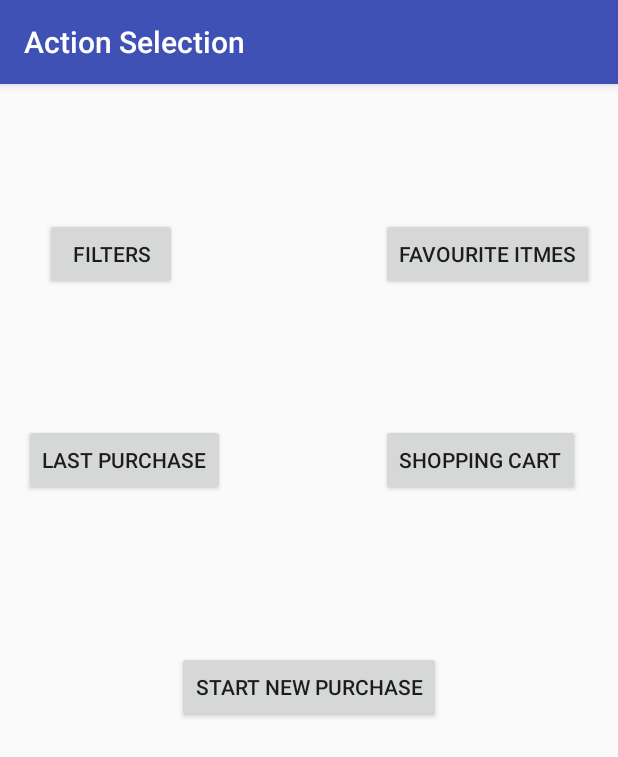
After one commit to alexmoser/MaPS_project, an Android app: the ActionSelection screen opened directly, with no data from a screen before it, on a phone screen of 412 x 824 dp. The commit adds this screen. Shown: the top 757 px of the screen. Run offline under Robolectric (Android 15) with nearby library versions, the phone set to English and light mode, and no system bars.

Commit message:
Creazione interfaccia principale. Aggiunta nuove activity e pulsanti relativi. Creazione di alcuni menu delle activity. Gestione login e registrazione usando file memoria esterna telefono (da modificare successivamente con database in remoto).

```diff
--- a/MaPS/app/src/main/java/com/maps/unipi/maps/MainActivity.java
+++ b/MaPS/app/src/main/java/com/maps/unipi/maps/MainActivity.java
@@ -84,7 +84,8 @@ public class MainActivity extends AppCompatActivity {
                     toast.show();
                     br.close();
                     f.close();
-                    return; //TODO gestione nuova activity
+                    Intent action_selection = new Intent(this, ActionSelection.class);
+                    startActivity(action_selection);
                 }
             }
             Log.d("debug", "1");
--- a/MaPS/app/src/main/java/com/maps/unipi/maps/Registration.java
+++ b/MaPS/app/src/main/java/com/maps/unipi/maps/Registration.java
@@ -1,6 +1,7 @@
 package com.maps.unipi.maps;
 
 import android.content.Context;
+import android.content.Intent;
 import android.content.res.Resources;
 import android.os.Environment;
 import android.support.v7.app.AppCompatActivity;
@@ -97,8 +98,8 @@ public class Registration extends AppCompatActivity{
         toast = Toast.makeText(context, msg, duration);
         toast.show();
 
-
-
+        Intent action_selection = new Intent(this, ActionSelection.class);
+        startActivity(action_selection);
     }
 
 
--- /dev/null
+++ b/MaPS/app/src/main/res/layout/activity_action_selection.xml
@@ -0,0 +1,59 @@
+<?xml version="1.0" encoding="utf-8"?>
+<RelativeLayout xmlns:android="http://schemas.android.com/apk/res/android"
+    xmlns:tools="http://schemas.android.com/tools"
+    android:layout_width="match_parent"
+    android:layout_height="match_parent"
+    android:paddingBottom="@dimen/activity_vertical_margin"
+    android:paddingLeft="@dimen/activity_horizontal_margin"
+    android:paddingRight="@dimen/activity_horizontal_margin"
+    android:paddingTop="@dimen/activity_vertical_margin"
+    tools:context="com.maps.unipi.maps.ActionSelection">
+
+    <Button
+        android:layout_width="wrap_content"
+        android:layout_height="wrap_content"
+        android:text="@string/filter"
+        android:id="@+id/selection_b_filter"
+        android:layout_marginTop="73dp"
+        android:layout_alignParentTop="true"
+        android:layout_toStartOf="@+id/selection_b_newPurch"
+        android:onClick="onClickFilters" />
+
+    <Button
+        android:layout_width="wrap_content"
+        android:layout_height="wrap_content"
+        android:text="@string/favourite_itmes"
+        android:id="@+id/selection_b_favItems"
+        android:layout_alignTop="@+id/selection_b_filter"
+        android:layout_alignParentEnd="true"
+        android:onClick="onClickFavouriteItems" />
+
+    <Button
+        android:layout_width="wrap_content"
+        android:layout_height="wrap_content"
+        android:text="@string/last_purchase"
+        android:id="@+id/selection_b_lastPurch"
+        android:layout_below="@+id/selection_b_filter"
+        android:layout_alignParentStart="true"
+        android:layout_marginTop="89dp"
+        android:onClick="onClickLastPurchase" />
+
+    <Button
+        android:layout_width="wrap_content"
+        android:layout_height="wrap_content"
+        android:text="@string/shopping_cart"
+        android:id="@+id/selection_b_shopCart"
+        android:layout_alignTop="@+id/selection_b_lastPurch"
+        android:layout_alignStart="@+id/selection_b_favItems"
+        android:onClick="onClickShoppingCart" />
+
+    <Button
+        android:layout_width="wrap_content"
+        android:layout_height="wrap_content"
+        android:text="Start new purchase"
+        android:id="@+id/selection_b_newPurch"
+        android:layout_below="@+id/selection_b_lastPurch"
+        android:layout_centerHorizontal="true"
+        android:layout_marginTop="103dp"
+        android:onClick="onClickNewPurchase" />
+</RelativeLayout>
--- a/MaPS/app/src/main/res/values/strings.xml
+++ b/MaPS/app/src/main/res/values/strings.xml
@@ -14,4 +14,15 @@
     <string name="success">Success!</string>
     <string name="unsuccess">Data not valid!</string>
     <string name="exnotava">External storage not available!</string>
+    <string name="filter">Filters</string>
+    <string name="favourite_itmes">Favourite Itmes</string>
+    <string name="last_purchase">Last purchase</string>
+    <string name="shopping_cart">Shopping cart</string>
+    <string name="registration_name">Registration</string>
+    <string name="action_name">Action Selection</string>
+    <string name="filters_name">Filters</string>
+    <string name="purchase_name">New Purchase</string>
+    <string name="favitems_name">Your Favourite Items</string>
+    <string name="lastpurch_name">Your Last Purchase</string>
+    <string name="shopcart_name">Your Shopping Cart</string>
 </resources>
```
Also changed, not shown: MaPS/app/src/main/AndroidManifest.xml (+16 -1 lines), MaPS/app/src/main/java/com/maps/unipi/maps/ActionSelection.java (added, +40 -0 lines), MaPS/app/src/main/java/com/maps/unipi/maps/FavouriteItems.java (added, +39 -0 lines), MaPS/app/src/main/java/com/maps/unipi/maps/Filters.java (added, +39 -0 lines), MaPS/app/src/main/java/com/maps/unipi/maps/LastPurchase.java (added, +13 -0 lines), MaPS/app/src/main/java/com/maps/unipi/maps/NewPurchase.java (added, +13 -0 lines), MaPS/app/src/main/java/com/maps/unipi/maps/ShoppingCart.java (added, +13 -0 lines), MaPS/app/src/main/res/layout/activity_favourite_items.xml (added, +12 -0 lines), MaPS/app/src/main/res/layout/activity_filters.xml (added, +12 -0 lines), MaPS/app/src/main/res/layout/activity_last_purchase.xml (added, +12 -0 lines), MaPS/app/src/main/res/layout/activity_new_purchase.xml (added, +12 -0 lines), MaPS/app/src/main/res/layout/activity_shopping_cart.xml (added, +12 -0 lines), MaPS/app/src/main/res/menu/favouriteitems_menu.xml (added, +13 -0 lines), MaPS/app/src/main/res/menu/filters_menu.xml (added, +12 -0 lines).
